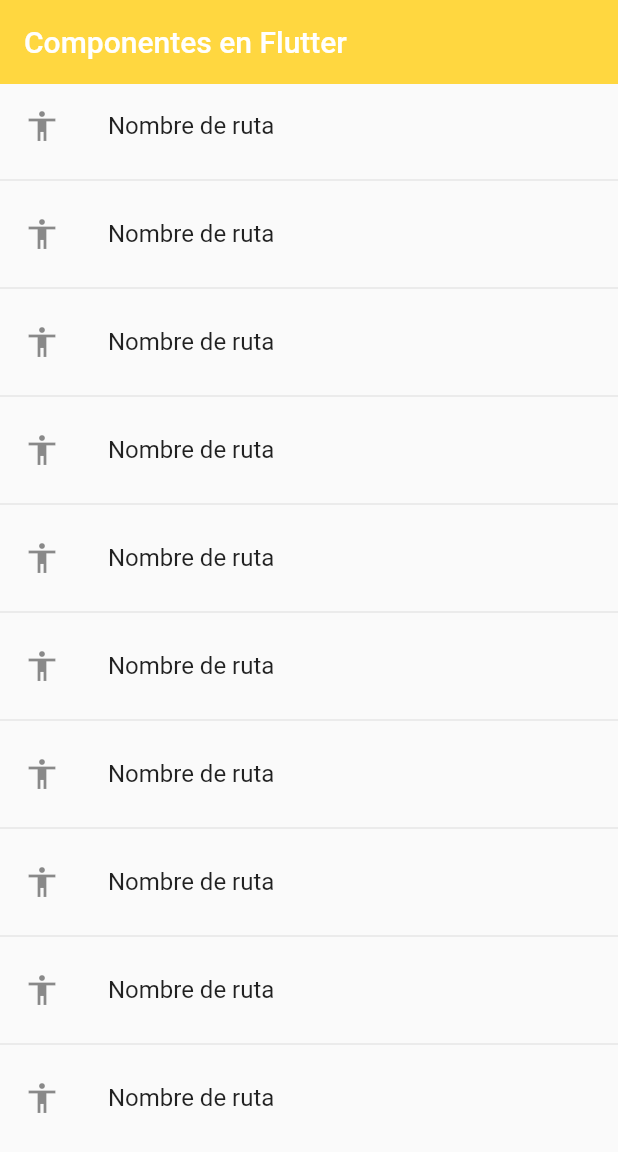
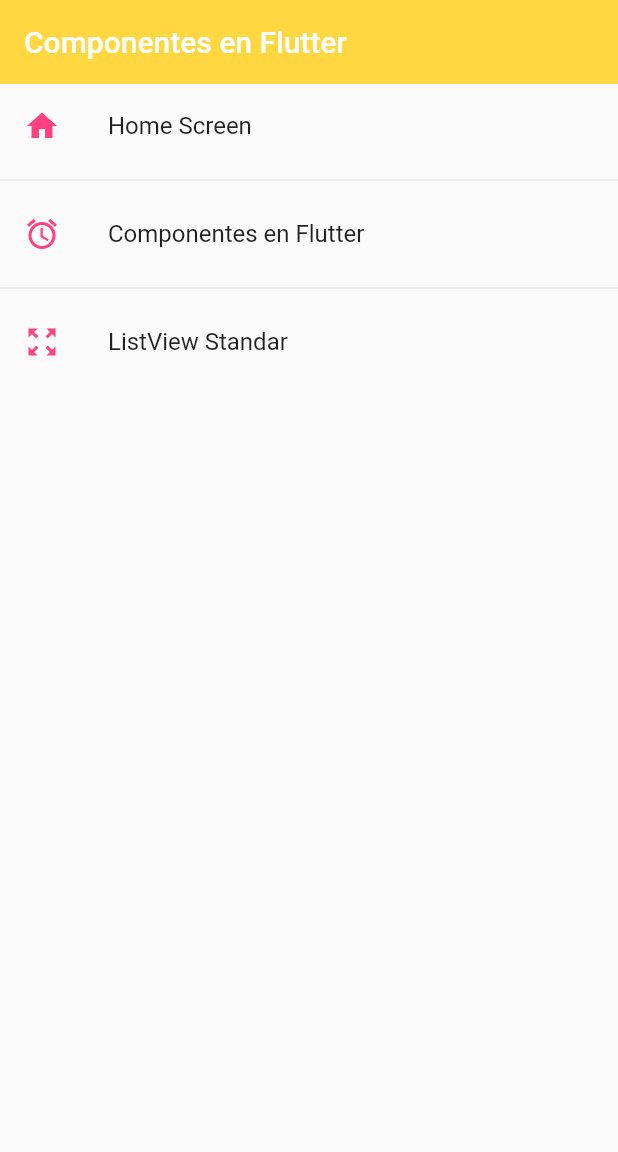
Before and after one commit to alexglzrys/flutter-widgets, a Flutter app: the screen it shows after launch, on a phone screen of 412 x 824 dp. Shown: the top 1152 px of the screen. Run offline on Flutter 3.47's test engine with Material 2 defaults, Android fonts, the phone set to English and light mode, and no system bars.

Commit message:
Modelo y método con el listado de rutas de la aplicación

```diff
--- a/lib/main.dart
+++ b/lib/main.dart
@@ -20,7 +20,7 @@ class MyApp extends StatelessWidget {
       // Cuando se trabaja con rutas no hay un home inicial, existe una ruta inicial
       initialRoute: AppRoutes.initialRoute,
       // El listado de rutas requiere una ruta y un componente a mostrar para esa ruta
-      routes: AppRoutes.routes,
+      routes: AppRoutes.getAppRoutes(),
       // Permite atrapar rutas dinàmicas (las cuales no estàn declaradas en el listado de routes)
       onGenerateRoute: AppRoutes.onGenerateRoute,
     );
--- /dev/null
+++ b/lib/models/menu_option.dart
@@ -0,0 +1,16 @@
+// Del paquete actual solo quiero usar el IconData y el Widget
+import 'package:flutter/material.dart' show IconData, Widget;
+
+class MenuOption {
+  final String route;
+  final IconData icon;
+  final String name;
+  final Widget screen;
+
+  MenuOption({
+    required this.route,
+    required this.name,
+    required this.screen,
+    required this.icon,
+  });
+}
--- /dev/null
+++ b/lib/models/models.dart
@@ -0,0 +1 @@
+export 'package:componentes_app/models/menu_option.dart';
--- a/lib/router/app_routes.dart
+++ b/lib/router/app_routes.dart
@@ -1,3 +1,4 @@
+import 'package:componentes_app/models/models.dart';
 import 'package:componentes_app/screens/screens.dart';
 import 'package:flutter/material.dart';
 
@@ -13,11 +14,41 @@ import 'package:flutter/material.dart';
 class AppRoutes {
   static const initialRoute = 'home';
 
-  static Map<String, Widget Function(BuildContext)> routes = {
+  // Definir mi lista de rutas (esto ayuda para definir su personalización)
+  static final menuOptions = <MenuOption>[
+    MenuOption(
+        route: 'home',
+        name: 'Home Screen',
+        screen: HomeScreen(),
+        icon: Icons.home),
+    MenuOption(
+        route: 'listview',
+        name: 'Componentes en Flutter',
+        screen: ListviewScreen(),
+        icon: Icons.access_alarm),
+    MenuOption(
+        route: 'listview_standar',
+        name: 'ListView Standar',
+        screen: ListviewStandarScreen(),
+        icon: Icons.zoom_out_map)
+  ];
+
+  /*static Map<String, Widget Function(BuildContext)> routes = {
     'home': (BuildContext context) => HomeScreen(),
     'listview': (BuildContext context) => ListviewScreen(),
     'listview_standar': (BuildContext context) => ListviewStandarScreen()
-  };
+  };*/
+
+  static Map<String, Widget Function(BuildContext)> getAppRoutes() {
+    Map<String, Widget Function(BuildContext)> appRoutes = {};
+    // iterar por los elementos de opciones de menu
+    for (final option in menuOptions) {
+      // Generar un path como lo espera la propiedad routes
+      appRoutes.addAll({option.route: (BuildContext context) => option.screen});
+    }
+
+    return appRoutes;
+  }
 
   static Route<dynamic> onGenerateRoute(RouteSettings settings) {
     // print(settings);
--- a/lib/screens/home_screen.dart
+++ b/lib/screens/home_screen.dart
@@ -1,3 +1,4 @@
+import 'package:componentes_app/router/app_routes.dart';
 import 'package:componentes_app/screens/screens.dart';
 import 'package:flutter/material.dart';
 
@@ -12,10 +13,15 @@ class HomeScreen extends StatelessWidget {
           backgroundColor: Colors.amberAccent,
           elevation: 0,
         ),
+        // Pintar las opciones de ménú para navegar en entre pantallas de al aplicación
         body: ListView.separated(
             itemBuilder: (context, index) => ListTile(
-                  title: Text('Nombre de ruta'),
-                  leading: Icon(Icons.accessibility_sharp),
+                  // personalizar el componente con la información de cada Opción de menú
+                  title: Text(AppRoutes.menuOptions[index].name),
+                  leading: Icon(
+                    AppRoutes.menuOptions[index].icon,
+                    color: Colors.pinkAccent,
+                  ),
                   onTap: () {
                     // ! Forma anterior para navegar. Podemos especificar el tipo de animación (personalizar)
                     /*final route = MaterialPageRoute(
@@ -23,13 +29,14 @@ class HomeScreen extends StatelessWidget {
                     Navigator.push(context, route);*/
 
                     // Navegar a otra ruta
-                    Navigator.pushNamed(context, 'listview');
+                    Navigator.pushNamed(
+                        context, AppRoutes.menuOptions[index].route);
 
                     // Navegar a otra ruta sin poder regresar a la anterior (especial para login)
                     // Navigator.pushReplacement(context, newRoute)
                   },
                 ),
             separatorBuilder: (_, __) => Divider(),
-            itemCount: 10));
+            itemCount: AppRoutes.menuOptions.length));
   }
 }
```
